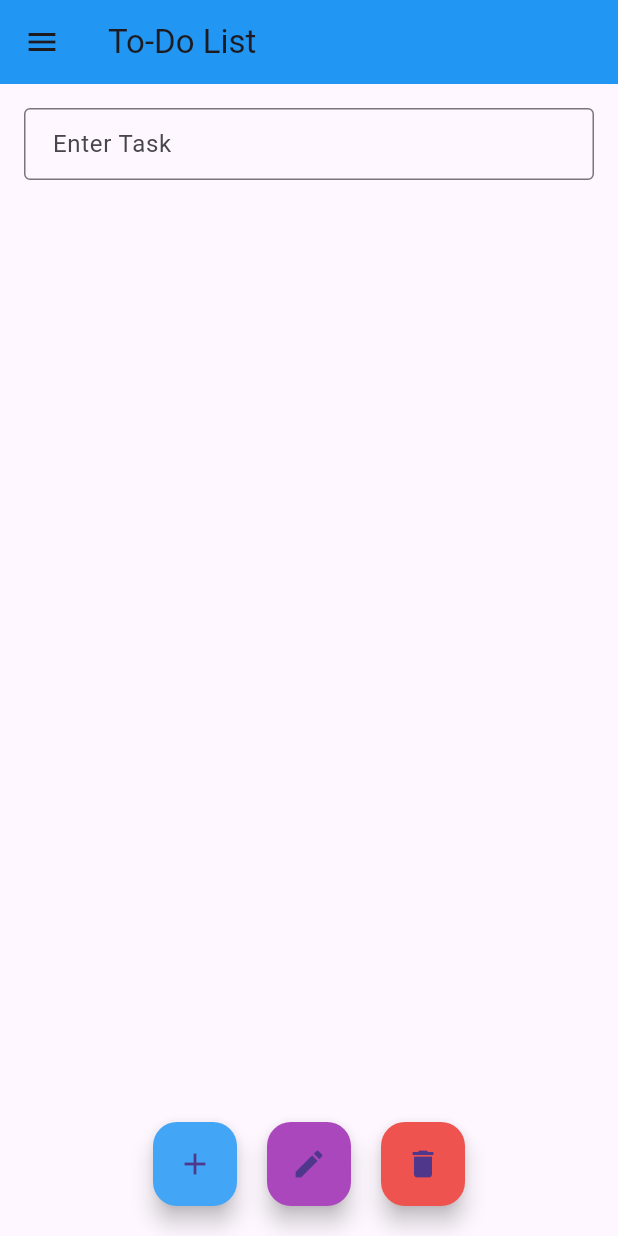
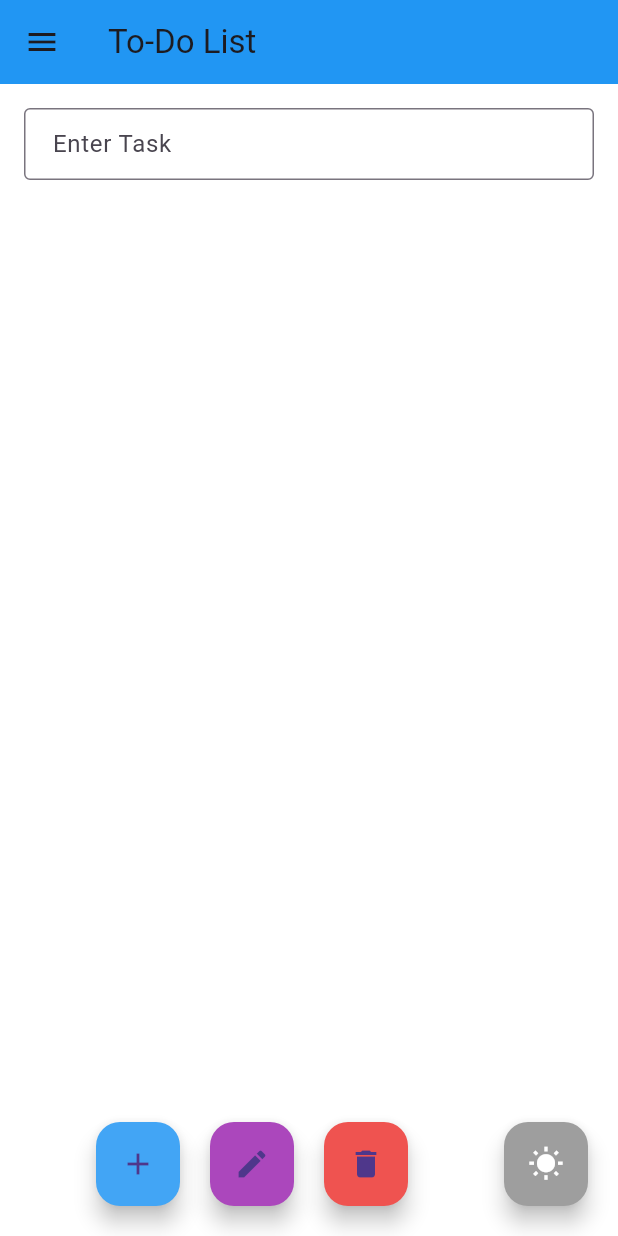
Before and after one commit to JovanNije/to_do_list_project, a Flutter app: the screen it shows after launch, on a phone screen of 412 x 824 dp. Run offline on Flutter 3.47's test engine with Material 3 defaults, Android fonts, the phone set to English and light mode, and no system bars.

Commit message:
Added night button.

```diff
--- a/lib/main.dart
+++ b/lib/main.dart
@@ -24,6 +24,7 @@ class _MainAppState extends State<MainApp> {
 
   // Variable to keep track of the selected task index
   int? selectedIndex;
+  bool isNightMode = false;
 
   // Function to generate random bright colors
   Color _generateRandomBrightColor() {
@@ -56,11 +57,11 @@ class _MainAppState extends State<MainApp> {
     );
   } else if (page == 'Favorites') {
     Navigator.of(context).push(
-      MaterialPageRoute(builder: (context) => FavoritesPage(favoriteTasks: favoriteTasks)),
+      MaterialPageRoute(builder: (context) => FavoritesPage(favoriteTasks: favoriteTasks, isNightMode:  isNightMode)),
     );
   } else if (page == 'Aboutme') {
     Navigator.of(context).push(
-      MaterialPageRoute(builder: (context) => AboutMePage()),
+      MaterialPageRoute(builder: (context) => AboutMePage(isNightMode: isNightMode)),
     );
   }
 }
@@ -74,6 +75,7 @@ class _MainAppState extends State<MainApp> {
       floatingActionButton: _buildFloatingActionButtons(),
       floatingActionButtonLocation: FloatingActionButtonLocation.centerDocked,
       drawer: _buildDrawer(), // Add Drawer (sidebar)
+       backgroundColor: isNightMode ? Colors.grey[850] : Colors.white, // Dark gray for night mode, white for day mode
     );
   }
 
@@ -165,6 +167,10 @@ class _MainAppState extends State<MainApp> {
   return Padding(
     padding: const EdgeInsets.only(bottom: 20.0),
     child: Row(
+      children: [
+        // This Expanded widget will allow the buttons to stay centered
+        Expanded(
+          child: Row(
             mainAxisAlignment: MainAxisAlignment.center,
             children: [
               FloatingActionButton(
@@ -186,17 +192,34 @@ class _MainAppState extends State<MainApp> {
               ),
             ],
           ),
+        ),
+        // Night Mode Toggle Button with 20px padding from the right
+        Padding(
+          padding: const EdgeInsets.only(right: 20.0),  // Add 20px padding
+          child: FloatingActionButton(
+            onPressed: _toggleNightMode,
+            backgroundColor: isNightMode ? Colors.blue : Colors.grey, // Blue when night mode is on, grey when off
+            child: Icon(
+              isNightMode ? Icons.nightlight_round : Icons.wb_sunny,
+              color: Colors.white,
+            ),
+          ),
+        ),
+      ],
+    ),
   );
 }
 
   Widget _buildDrawer() {
   return Drawer(
+    child: Container(
+      color: isNightMode ? Colors.grey[850] : Colors.white, // Change background color based on night mode
       child: ListView(
         padding: EdgeInsets.zero,
         children: [
           const DrawerHeader(
             decoration: BoxDecoration(
-            color: Colors.blue,
+              color: Colors.blue, // Fixed color for the header
             ),
             child: Text(
               'Menu',
@@ -207,24 +230,34 @@ class _MainAppState extends State<MainApp> {
             ),
           ),
           ListTile(
-          title: const Text('Home'),
+            title: Text(
+              'Home',
+              style: TextStyle(color: isNightMode ? Colors.white : Colors.black), // Change text color based on night mode
+            ),
             onTap: () {
               _navigateToPage('Home');
             },
           ),
           ListTile(
-          title: const Text('Favorites'),
+            title: Text(
+              'Favorites',
+              style: TextStyle(color: isNightMode ? Colors.white : Colors.black), // Change text color based on night mode
+            ),
             onTap: () {
               _navigateToPage('Favorites');
             },
           ),
           ListTile(
-          title: const Text('About Me'),  // Added About Me
+            title: Text(
+              'About Me',
+              style: TextStyle(color: isNightMode ? Colors.white : Colors.black), // Change text color based on night mode
+            ),
             onTap: () {
-            _navigateToPage('Aboutme');  // Navigate to AboutMePage
+              _navigateToPage('Aboutme');
             },
           ),
         ],
+      ),
     ),
   );
 }
@@ -329,4 +362,10 @@ class _MainAppState extends State<MainApp> {
       );
     }
   }
+
+  void _toggleNightMode() {
+  setState(() {
+    isNightMode = !isNightMode; // Toggle the value of isNightMode
+  });
 }
+}
```
Also changed, not shown: lib/AboutMePage.dart (+28 -6 lines), lib/FavoritesPage.dart (+11 -2 lines). Lines whose indentation alone changed are shown as unchanged.
